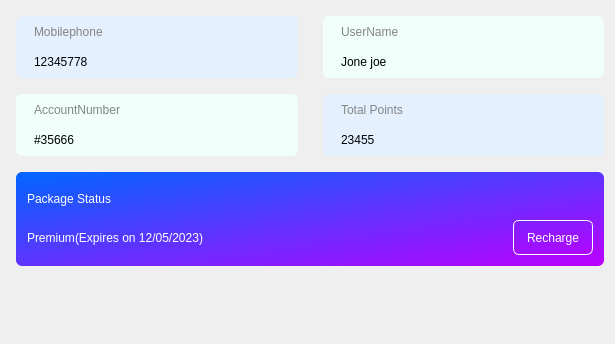
First picture: the form in widget/Setting/WAccountPage.ui, repository yechaoGitHub/AI, before the edit.
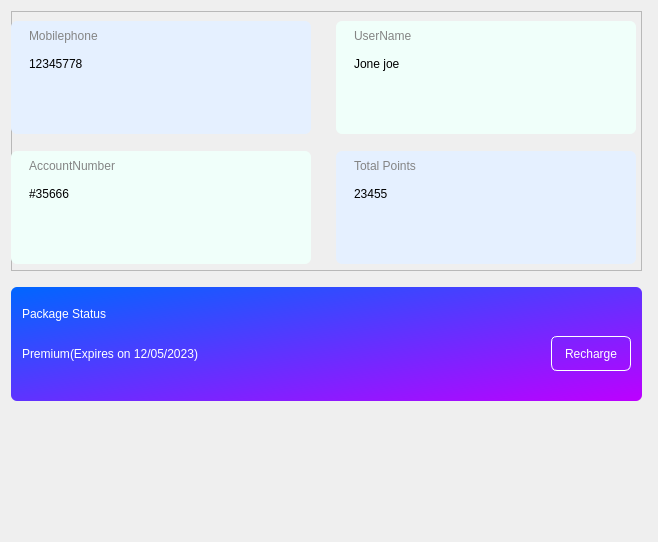
Second picture: the form after the edit.

Diff of the .ui file:
```diff
--- a/widget/Setting/WAccountPage.ui
+++ b/widget/Setting/WAccountPage.ui
@@ -6,8 +6,8 @@
    <rect>
     <x>0</x>
     <y>0</y>
-    <width>615</width>
-    <height>344</height>
+    <width>658</width>
+    <height>542</height>
    </rect>
   </property>
   <property name="windowTitle">
@@ -68,40 +68,49 @@
 
 </string>
   </property>
-  <layout class="QHBoxLayout" name="horizontalLayout_4">
-   <property name="spacing">
-    <number>12</number>
-   </property>
-   <property name="leftMargin">
-    <number>16</number>
-   </property>
-   <property name="topMargin">
-    <number>16</number>
-   </property>
-   <item>
-    <layout class="QVBoxLayout" name="verticalLayout_7">
-     <item>
       <layout class="QVBoxLayout" name="verticalLayout_6">
        <property name="spacing">
         <number>16</number>
        </property>
        <item>
-        <layout class="QHBoxLayout" name="horizontalLayout_2">
-         <property name="spacing">
-          <number>25</number>
-         </property>
-         <item>
+    <widget class="QFrame" name="frame">
+     <property name="minimumSize">
+      <size>
+       <width>631</width>
+       <height>260</height>
+      </size>
+     </property>
+     <property name="maximumSize">
+      <size>
+       <width>631</width>
+       <height>260</height>
+      </size>
+     </property>
+     <property name="frameShape">
+      <enum>QFrame::StyledPanel</enum>
+     </property>
+     <property name="frameShadow">
+      <enum>QFrame::Raised</enum>
+     </property>
           <widget class="QFrame" name="frame_name">
+      <property name="geometry">
+       <rect>
+        <x>0</x>
+        <y>10</y>
+        <width>300</width>
+        <height>113</height>
+       </rect>
+      </property>
            <property name="minimumSize">
             <size>
-             <width>192</width>
-             <height>62</height>
+        <width>300</width>
+        <height>113</height>
             </size>
            </property>
            <property name="maximumSize">
             <size>
              <width>300</width>
-             <height>62</height>
+        <height>113</height>
             </size>
            </property>
            <property name="frameShape">
@@ -118,7 +127,7 @@
              <number>4</number>
             </property>
             <property name="bottomMargin">
-             <number>4</number>
+        <number>60</number>
             </property>
             <item>
              <widget class="QLabel" name="label">
@@ -139,19 +148,25 @@
             </item>
            </layout>
           </widget>
-         </item>
-         <item>
           <widget class="QFrame" name="frame_user">
+      <property name="geometry">
+       <rect>
+        <x>325</x>
+        <y>10</y>
+        <width>300</width>
+        <height>113</height>
+       </rect>
+      </property>
            <property name="minimumSize">
             <size>
-             <width>192</width>
-             <height>62</height>
+        <width>300</width>
+        <height>113</height>
             </size>
            </property>
            <property name="maximumSize">
             <size>
              <width>300</width>
-             <height>199</height>
+        <height>113</height>
             </size>
            </property>
            <property name="frameShape">
@@ -168,7 +183,7 @@
              <number>4</number>
             </property>
             <property name="bottomMargin">
-             <number>4</number>
+        <number>60</number>
             </property>
             <item>
              <widget class="QLabel" name="label_3">
@@ -189,70 +204,25 @@
             </item>
            </layout>
           </widget>
-         </item>
-        </layout>
-       </item>
-       <item>
-        <layout class="QHBoxLayout" name="horizontalLayout_3">
-         <property name="spacing">
-          <number>25</number>
-         </property>
-         <item>
-          <widget class="QFrame" name="frame_account">
-           <property name="minimumSize">
-            <size>
-             <width>192</width>
-             <height>62</height>
-            </size>
-           </property>
-           <property name="maximumSize">
-            <size>
-             <width>300</width>
-             <height>62</height>
-            </size>
-           </property>
-           <property name="frameShape">
-            <enum>QFrame::StyledPanel</enum>
-           </property>
-           <property name="frameShadow">
-            <enum>QFrame::Raised</enum>
-           </property>
-           <layout class="QVBoxLayout" name="verticalLayout_3">
-            <property name="leftMargin">
-             <number>18</number>
-            </property>
-            <property name="topMargin">
-             <number>4</number>
-            </property>
-            <property name="bottomMargin">
-             <number>4</number>
-            </property>
-            <item>
-             <widget class="QLabel" name="label_5">
-              <property name="styleSheet">
-               <string notr="true">color:#848484;</string>
-              </property>
-              <property name="text">
-               <string>AccountNumber</string>
-              </property>
-             </widget>
-            </item>
-            <item>
-             <widget class="QLabel" name="lb_account">
-              <property name="text">
-               <string>#35666</string>
-              </property>
-             </widget>
-            </item>
-           </layout>
-          </widget>
-         </item>
-         <item>
           <widget class="QFrame" name="frame_phone">
+      <property name="geometry">
+       <rect>
+        <x>325</x>
+        <y>140</y>
+        <width>300</width>
+        <height>113</height>
+       </rect>
+      </property>
+      <property name="sizePolicy">
+       <sizepolicy hsizetype="Minimum" vsizetype="Minimum">
+        <horstretch>0</horstretch>
+        <verstretch>0</verstretch>
+       </sizepolicy>
+      </property>
            <property name="minimumSize">
             <size>
-             <width>192</width>
-             <height>62</height>
+        <width>300</width>
+        <height>113</height>
             </size>
            </property>
            <property name="maximumSize">
@@ -275,7 +245,7 @@
              <number>4</number>
             </property>
             <property name="bottomMargin">
-             <number>4</number>
+        <number>60</number>
             </property>
             <item>
              <widget class="QLabel" name="label_7">
@@ -296,20 +266,81 @@
             </item>
            </layout>
           </widget>
-         </item>
-        </layout>
+     <widget class="QFrame" name="frame_account">
+      <property name="geometry">
+       <rect>
+        <x>0</x>
+        <y>140</y>
+        <width>300</width>
+        <height>113</height>
+       </rect>
+      </property>
+      <property name="sizePolicy">
+       <sizepolicy hsizetype="Minimum" vsizetype="Minimum">
+        <horstretch>0</horstretch>
+        <verstretch>0</verstretch>
+       </sizepolicy>
+      </property>
+      <property name="minimumSize">
+       <size>
+        <width>300</width>
+        <height>113</height>
+       </size>
+      </property>
+      <property name="maximumSize">
+       <size>
+        <width>300</width>
+        <height>62</height>
+       </size>
+      </property>
+      <property name="frameShape">
+       <enum>QFrame::StyledPanel</enum>
+      </property>
+      <property name="frameShadow">
+       <enum>QFrame::Raised</enum>
+      </property>
+      <layout class="QVBoxLayout" name="verticalLayout_3">
+       <property name="leftMargin">
+        <number>18</number>
+       </property>
+       <property name="topMargin">
+        <number>4</number>
+       </property>
+       <property name="bottomMargin">
+        <number>60</number>
+       </property>
+       <item>
+        <widget class="QLabel" name="label_5">
+         <property name="styleSheet">
+          <string notr="true">color:#848484;</string>
+         </property>
+         <property name="text">
+          <string>AccountNumber</string>
+         </property>
+        </widget>
+       </item>
+       <item>
+        <widget class="QLabel" name="lb_account">
+         <property name="text">
+          <string>#35666</string>
+         </property>
+        </widget>
+       </item>
+      </layout>
+     </widget>
+    </widget>
        </item>
        <item>
         <widget class="QFrame" name="frame_total">
          <property name="minimumSize">
           <size>
-           <width>409</width>
-           <height>94</height>
+       <width>631</width>
+       <height>114</height>
           </size>
          </property>
          <property name="maximumSize">
           <size>
-           <width>600</width>
+       <width>631</width>
            <height>140</height>
           </size>
          </property>
@@ -323,6 +354,9 @@
           <property name="spacing">
            <number>6</number>
           </property>
+      <property name="bottomMargin">
+       <number>30</number>
+      </property>
           <item>
            <widget class="QLabel" name="lb_9">
             <property name="text">
@@ -396,8 +430,6 @@
          </layout>
         </widget>
        </item>
-      </layout>
-     </item>
      <item>
       <spacer name="verticalSpacer">
        <property name="orientation">
@@ -406,12 +438,10 @@
        <property name="sizeHint" stdset="0">
         <size>
          <width>20</width>
-         <height>83</height>
+       <height>115</height>
         </size>
        </property>
       </spacer>
-     </item>
-    </layout>
    </item>
   </layout>
  </widget>
```
Lines whose indentation alone changed are shown as unchanged.
